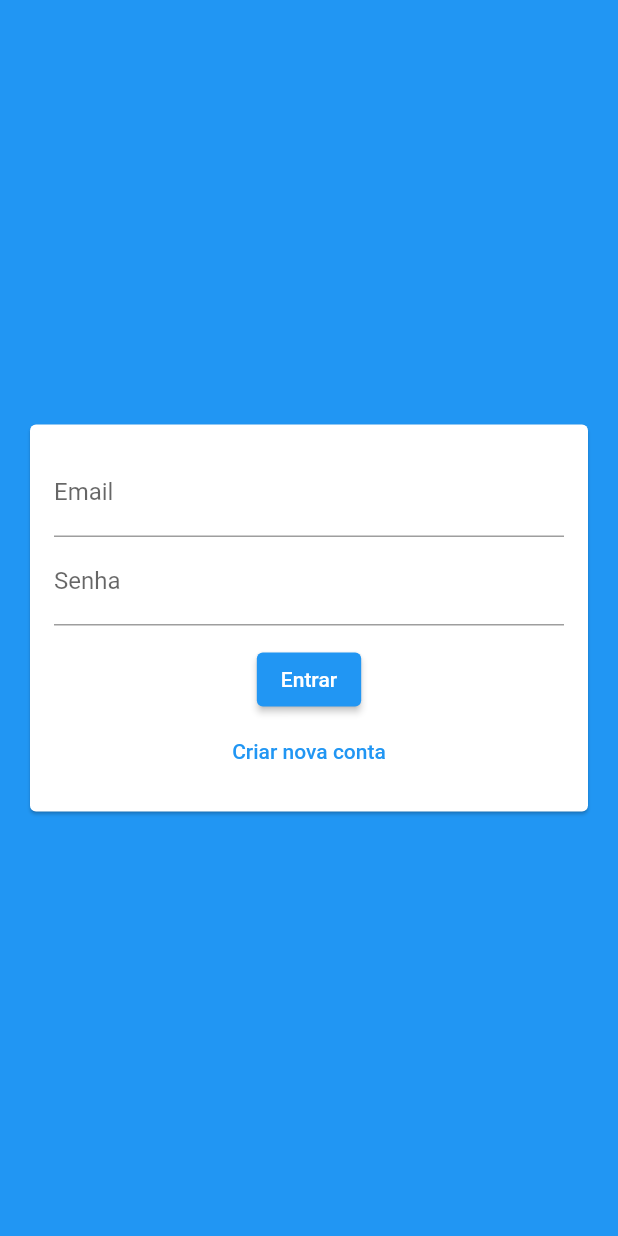
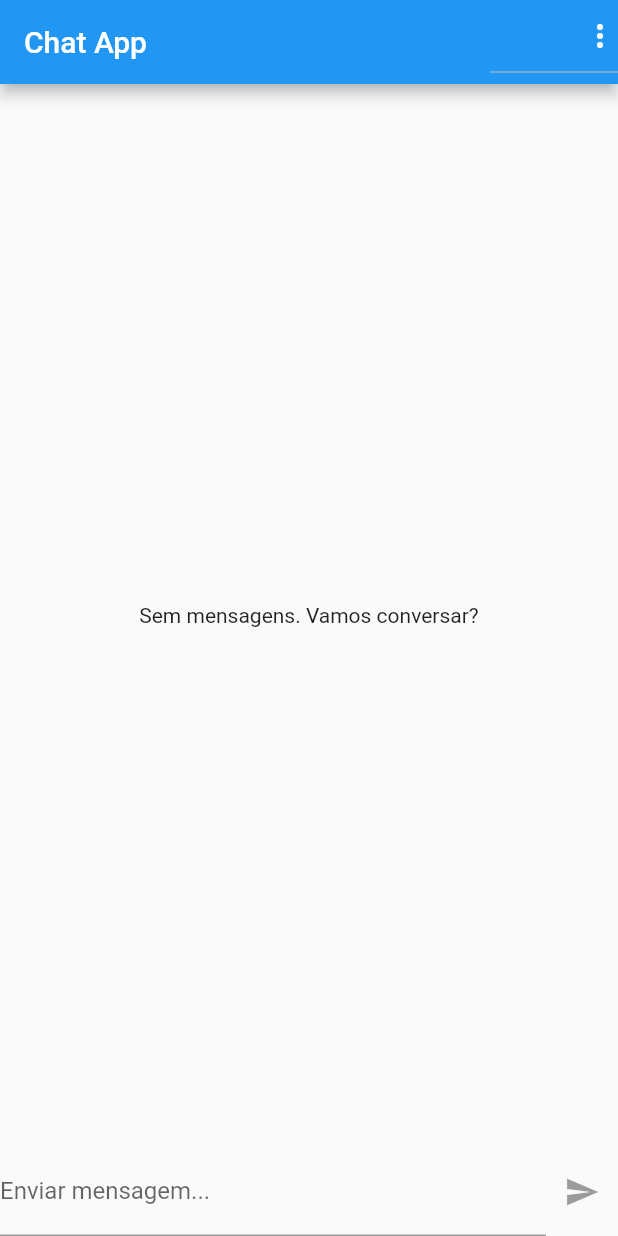
Before and after one commit to dfdevelloper/chat_app, a Flutter app: the screen it shows after launch, on a phone screen of 412 x 824 dp. Run offline on Flutter 3.47's test engine with Material 2 defaults, Android fonts, the phone set to English and light mode, and no system bars; our stand-ins replace image_picker; accounts and stored records are empty.

Commit message:
add chat

```diff
--- /dev/null
+++ b/lib/components/messages.dart
@@ -0,0 +1,40 @@
+import 'package:chat_app/components/message_ballon.dart';
+import 'package:chat_app/core/models/chat_message.dart';
+import 'package:chat_app/core/services/auth/auth_service.dart';
+import 'package:chat_app/core/services/chat/chat_service.dart';
+import 'package:flutter/material.dart';
+
+class Messages extends StatelessWidget {
+  @override
+  Widget build(BuildContext context) {
+    final currentUser = AuthService().currentUser;
+
+    return StreamBuilder<List<ChatMessage>>(
+      builder: (context, snapshot) {
+        if (snapshot.connectionState == ConnectionState.waiting) {
+          return Center(
+            child: CircularProgressIndicator(),
+          );
+        } else if (!snapshot.hasData || snapshot.data!.isEmpty) {
+          return Center(
+            child: Text('Sem mensagens. Vamos conversar?'),
+          );
+        } else {
+          final msgs = snapshot.data!;
+          return ListView.builder(
+            reverse: true,
+            itemBuilder: (ctx, idx) {
+              return MessageBallon(
+                key: ValueKey(msgs[idx].id),
+                message: msgs[idx],
+                belongsToCurrentUser: currentUser?.id == msgs[idx].userId,
+              );
+            },
+            itemCount: msgs.length,
+          );
+        }
+      },
+      stream: ChatService().messagesStream(),
+    );
+  }
+}
--- /dev/null
+++ b/lib/components/new_message.dart
@@ -0,0 +1,50 @@
+import 'package:chat_app/core/services/auth/auth_service.dart';
+import 'package:chat_app/core/services/chat/chat_service.dart';
+import 'package:flutter/material.dart';
+
+class NewMessage extends StatefulWidget {
+  @override
+  _NewMessageState createState() => _NewMessageState();
+}
+
+class _NewMessageState extends State<NewMessage> {
+  String _enteredMessage = '';
+  final _msgController = TextEditingController();
+
+  Future<void> _sendMessage() async {
+    final user = AuthService().currentUser;
+
+    if (user != null) {
+      await ChatService().save(_enteredMessage, user);
+      _msgController.clear();
+    }
+  }
+
+  @override
+  Widget build(BuildContext context) {
+    return Row(
+      children: <Widget>[
+        Expanded(
+          child: TextField(
+            onChanged: (msg) {
+              setState(() {
+                _enteredMessage = msg;
+              });
+            },
+            onSubmitted: (_) {
+              if (_enteredMessage.trim().isNotEmpty) _sendMessage();
+            },
+            controller: _msgController,
+            decoration: InputDecoration(
+              labelText: 'Enviar mensagem...',
+            ),
+          ),
+        ),
+        IconButton(
+          onPressed: _enteredMessage.trim().isEmpty ? null : _sendMessage,
+          icon: Icon(Icons.send),
+        )
+      ],
+    );
+  }
+}
--- /dev/null
+++ b/lib/core/models/chat_message.dart
@@ -0,0 +1,18 @@
+class ChatMessage {
+  final String id;
+  final String text;
+  final DateTime createdAt;
+
+  final String userId;
+  final String userName;
+  final String userImageURL;
+
+  const ChatMessage({
+    required this.id,
+    required this.text,
+    required this.createdAt,
+    required this.userId,
+    required this.userName,
+    required this.userImageURL,
+  });
+}
--- a/lib/core/services/auth/auth_mock_service.dart
+++ b/lib/core/services/auth/auth_mock_service.dart
@@ -6,12 +6,19 @@ import 'package:chat_app/core/models/chat_user.dart';
 import 'package:chat_app/core/services/auth/auth_service.dart';
 
 class AuthMockService implements AuthService {
-  static Map<String, ChatUser> _users = {};
+  static final _defaultUser = ChatUser(
+    id: '123',
+    name: 'Bia',
+    email: 'bia@teste',
+    imageUrl: 'assets/images/avatar.png',
+  );
+  static Map<String, ChatUser> _users = {_defaultUser.email: _defaultUser};
+
   static ChatUser? _currentUser;
   static MultiStreamController<ChatUser?>? _controller;
   static final _userStream = Stream<ChatUser?>.multi((controller) {
     _controller = controller;
-    _updateUser(null);
+    _updateUser(_defaultUser);
   });
 
   ChatUser? get currentUser {
@@ -32,7 +39,7 @@ class AuthMockService implements AuthService {
       id: Random().nextDouble().toString(),
       name: name,
       email: email,
-      imageUrl: image?.path ?? '',
+      imageUrl: image?.path ?? 'assets/images/avatar.png',
     );
 
     _users.putIfAbsent(email, () => newUser);
--- a/lib/core/services/auth/auth_service.dart
+++ b/lib/core/services/auth/auth_service.dart
@@ -1,5 +1,6 @@
 import 'dart:io';
 import 'package:chat_app/core/models/chat_user.dart';
+import 'package:chat_app/core/services/auth/auth_mock_service.dart';
 
 abstract class AuthService {
   ChatUser? get currentUser;
@@ -19,4 +20,8 @@ abstract class AuthService {
   );
 
   Future<void> logout();
+
+  factory AuthService(){
+    return AuthMockService();
+  }
 }
--- /dev/null
+++ b/lib/core/services/chat/chat_mock_service.dart
@@ -0,0 +1,37 @@
+import 'dart:async';
+import 'dart:math';
+
+import 'package:chat_app/core/models/chat_message.dart';
+import 'package:chat_app/core/models/chat_user.dart';
+import 'package:chat_app/core/services/chat/chat_service.dart';
+
+class ChatMockService implements ChatService {
+  static final List<ChatMessage> _msgs = [];
+  static MultiStreamController<List<ChatMessage>>? _controller;
+
+  static final _msgsStream = Stream<List<ChatMessage>>.multi((controller) {
+    _controller = controller;
+    controller.add(_msgs);
+  });
+
+  Stream<List<ChatMessage>> messagesStream() {
+    return _msgsStream;
+  }
+
+  Future<ChatMessage> save(String text, ChatUser user) async {
+    final newMessage = ChatMessage(
+      id: Random().nextDouble().toString(),
+      text: text,
+      createdAt: DateTime.now(),
+      userId: user.id,
+      userName: user.name,
+      userImageURL: user.imageUrl,
+    );
+
+    _msgs.add(newMessage);
+
+    _controller?.add(_msgs.reversed.toList());
+
+    return newMessage;
+  }
+}
--- /dev/null
+++ b/lib/core/services/chat/chat_service.dart
@@ -0,0 +1,13 @@
+import 'package:chat_app/core/models/chat_message.dart';
+import 'package:chat_app/core/models/chat_user.dart';
+import 'package:chat_app/core/services/chat/chat_mock_service.dart';
+
+abstract class ChatService {
+
+  Stream<List<ChatMessage>> messagesStream();
+  Future<ChatMessage> save(String text, ChatUser user);
+
+  factory ChatService() {
+    return ChatMockService();
+  }
+}
--- a/lib/pages/auth_or_app_screen.dart
+++ b/lib/pages/auth_or_app_screen.dart
@@ -1,5 +1,5 @@
 import 'package:chat_app/core/models/chat_user.dart';
-import 'package:chat_app/core/services/auth/auth_mock_service.dart';
+import 'package:chat_app/core/services/auth/auth_service.dart';
 import 'package:chat_app/pages/auth_screen.dart';
 import 'package:chat_app/pages/chat_screen.dart';
 import 'package:chat_app/pages/loading_screen.dart';
@@ -10,7 +10,7 @@ class AuthOrAppScreen extends StatelessWidget {
   Widget build(BuildContext context) {
     return Scaffold(
       body: StreamBuilder<ChatUser?>(
-        stream: AuthMockService().userChanges,
+        stream: AuthService().userChanges,
         builder: (ctx, snapshot) {
           if (snapshot.connectionState == ConnectionState.waiting) {
             return LoadingPage();
--- a/lib/pages/auth_screen.dart
+++ b/lib/pages/auth_screen.dart
@@ -1,6 +1,6 @@
 import 'package:chat_app/components/auth_form.dart';
 import 'package:chat_app/core/models/auth_form_data.dart';
-import 'package:chat_app/core/services/auth/auth_mock_service.dart';
+import 'package:chat_app/core/services/auth/auth_service.dart';
 import 'package:flutter/material.dart';
 
 class AuthScreen extends StatefulWidget {
@@ -18,12 +18,12 @@ class _AuthScreenState extends State<AuthScreen> {
       setState(() => _isLoading = true);
 
       if (formData.isLogin) {
-        await AuthMockService().login(
+        await AuthService().login(
           formData.email,
           formData.password,
         );
       } else {
-        await AuthMockService().signup(
+        await AuthService().signup(
           formData.name,
           formData.email,
           formData.password,
--- a/lib/pages/chat_screen.dart
+++ b/lib/pages/chat_screen.dart
@@ -1,4 +1,6 @@
-import 'package:chat_app/core/services/auth/auth_mock_service.dart';
+import 'package:chat_app/components/messages.dart';
+import 'package:chat_app/components/new_message.dart';
+import 'package:chat_app/core/services/auth/auth_service.dart';
 import 'package:flutter/cupertino.dart';
 import 'package:flutter/material.dart';
 
@@ -6,17 +8,46 @@ class ChatPage extends StatelessWidget {
   @override
   Widget build(BuildContext context) {
     return Scaffold(
-      body: Center(
+      appBar: AppBar(
+        title: Text('Chat App'),
+        actions: [
+          DropdownButton(
+            items: [
+              DropdownMenuItem(
+                value: 'logout',
+                child: Container(
+                  child: Row(
+                    children: <Widget>[
+                      Icon(
+                        Icons.exit_to_app,
+                        color: Colors.black87,
+                      ),
+                      SizedBox(
+                        width: 10,
+                      ),
+                      Text('Sair')
+                    ],
+                  ),
+                ),
+              )
+            ],
+            onChanged: (dynamic value) {
+              if (value == 'logout') AuthService().logout();
+            },
+            icon: Icon(
+              Icons.more_vert,
+              color: Theme.of(context).primaryIconTheme.color,
+            ),
+          )
+        ],
+      ),
+      body: SafeArea(
         child: Column(
-          mainAxisAlignment: MainAxisAlignment.center,
           children: <Widget>[
-            Text('Chat Page'),
-            TextButton(
-              onPressed: () {
-                AuthMockService().logout();
-              },
-              child: Text('Sair'),
-            )
+            Expanded(
+              child: Messages(),
+            ),
+            NewMessage()
           ],
         ),
       ),
--- a/pubspec.yaml
+++ b/pubspec.yaml
@@ -46,9 +46,9 @@ flutter:
   uses-material-design: true
 
   # To add assets to your application, add an assets section, like this:
-  # assets:
-  #   - images/a_dot_burr.jpeg
-  #   - images/a_dot_ham.jpeg
+  assets:
+    - assets/images/avatar.png
+    # - images/a_dot_ha;m.jpeg
 
   # An image asset can refer to one or more resolution-specific "variants", see
   # https://flutter.dev/assets-and-images/#resolution-aware.
```
Also changed, not shown: lib/components/message_ballon.dart (added, +108 -0 lines), assets/images/avatar.png (added).
